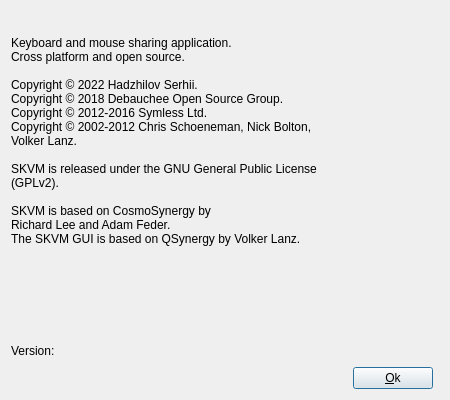
Before: the Qt Designer form src/gui/src/AboutDialogBase.ui in SergeyGadzhilov/SKVM, drawn with Qt 5.
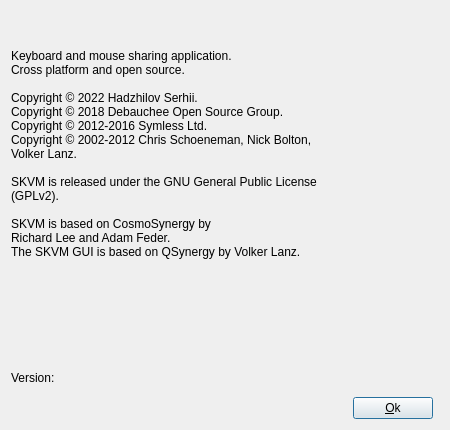
After: the same form once the commit is applied. Icons and pictures are not drawn.

The edit to the form file:
```diff
--- a/src/gui/src/AboutDialogBase.ui
+++ b/src/gui/src/AboutDialogBase.ui
@@ -13,7 +13,7 @@
     <x>0</x>
     <y>0</y>
     <width>450</width>
-    <height>400</height>
+    <height>430</height>
    </rect>
   </property>
   <property name="sizePolicy">
@@ -25,7 +25,7 @@
   <property name="minimumSize">
    <size>
     <width>450</width>
-    <height>300</height>
+    <height>430</height>
    </size>
   </property>
   <property name="maximumSize">
```
